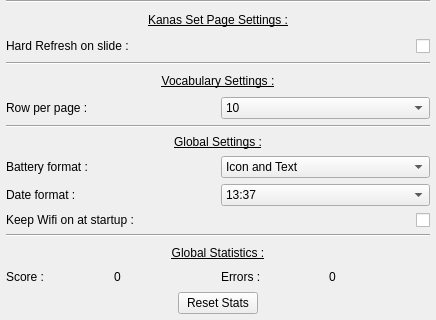
Old version of the form Src/appsettings.ui in the repository Aryetis/Obenkyobo; both pictures show x 0 to 436 and y 138 to 458 of the 436 by 458 pixel window.
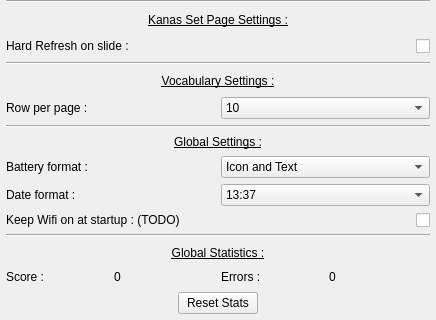
New version of the form.

Commit message: more UI tweaking, clearly marked TODO stuff in UI

Patch:
```diff
--- a/Src/appsettings.ui
+++ b/Src/appsettings.ui
@@ -541,7 +541,7 @@
        <item>
         <widget class="QLabel" name="WifiLabel">
          <property name="text">
-          <string>Keep Wifi on at startup :</string>
+          <string>Keep Wifi on at startup : (TODO)</string>
          </property>
         </widget>
        </item>
```
The commit also changes 3 other files.
